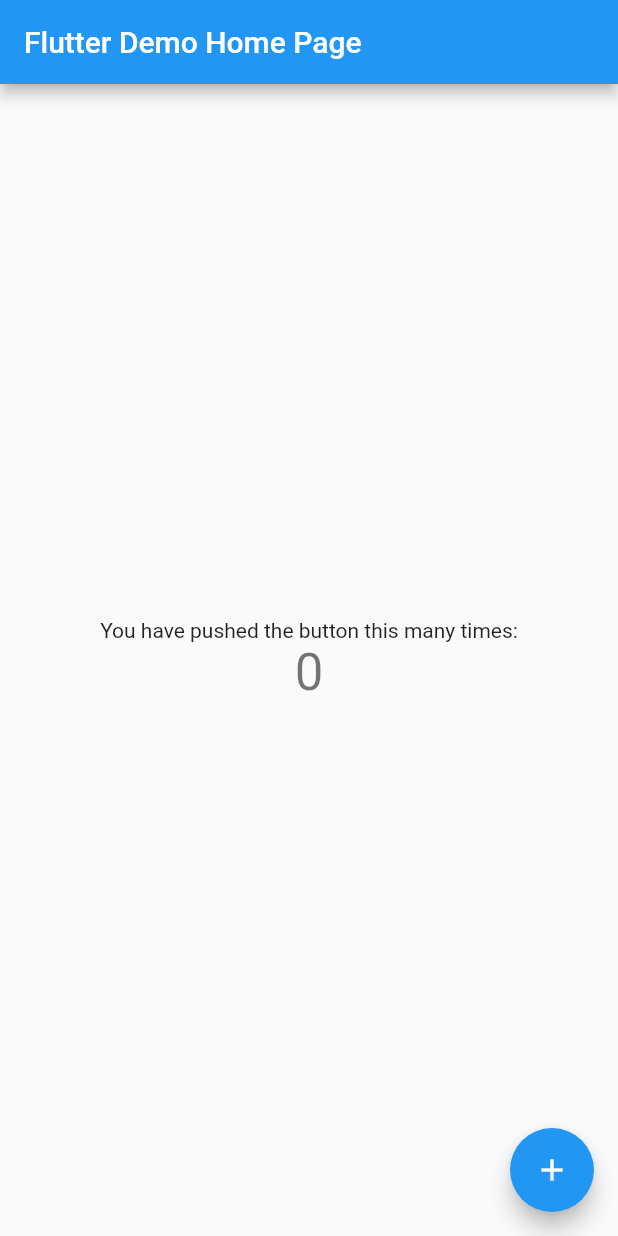
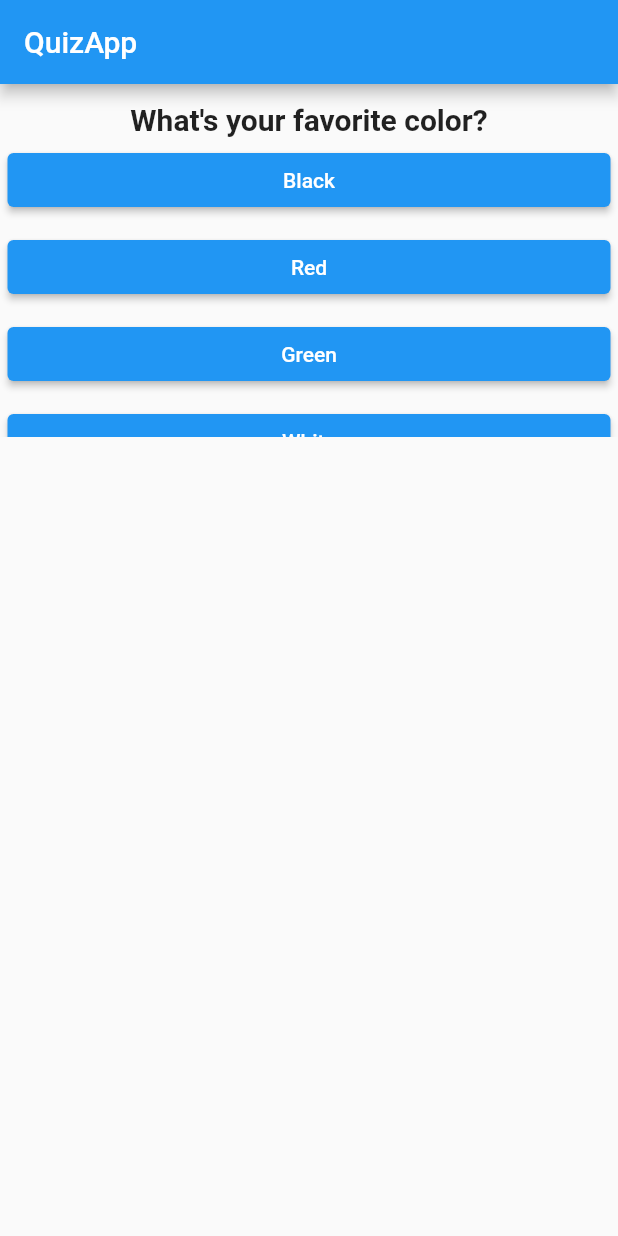
Before and after one commit to kamelelrefaie/quizapp, a Flutter app: the screen it shows after launch, on a phone screen of 412 x 824 dp. Run offline on Flutter 3.47's test engine with Material 2 defaults, Android fonts, the phone set to English and light mode, and no system bars; missing offline and left inert: dart:ffi.

Commit message:
working on solving some errors

```diff
--- /dev/null
+++ b/lib/answer.dart
@@ -0,0 +1,14 @@
+import 'package:flutter/material.dart';
+
+class Answer extends StatelessWidget {
+  final String answer;
+  final VoidCallback onAnswerPressed;
+  const Answer({super.key, required this.answer,required this.onAnswerPressed});
+  @override
+  Widget build(BuildContext context) {
+    return Container(
+        margin: const EdgeInsets.all(5),
+        width: double.infinity,
+        child: ElevatedButton(onPressed: onAnswerPressed, child: Text(answer)));
+  }
+}
--- a/lib/main.dart
+++ b/lib/main.dart
@@ -1,4 +1,7 @@
+import 'dart:ffi';
+
 import 'package:flutter/material.dart';
+import 'package:quizapp/answer.dart';
 
 void main() {
   runApp(const MyApp());
@@ -7,109 +10,106 @@ void main() {
 class MyApp extends StatelessWidget {
   const MyApp({super.key});
 
-  // This widget is the root of your application.
   @override
   Widget build(BuildContext context) {
     return MaterialApp(
       title: 'Flutter Demo',
       theme: ThemeData(
-        // This is the theme of your application.
-        //
-        // Try running your application with "flutter run". You'll see the
-        // application has a blue toolbar. Then, without quitting the app, try
-        // changing the primarySwatch below to Colors.green and then invoke
-        // "hot reload" (press "r" in the console where you ran "flutter run",
-        // or simply save your changes to "hot reload" in a Flutter IDE).
-        // Notice that the counter didn't reset back to zero; the application
-        // is not restarted.
         primarySwatch: Colors.blue,
       ),
-      home: const MyHomePage(title: 'Flutter Demo Home Page'),
+      home: MyHomePage(),
     );
   }
 }
 
 class MyHomePage extends StatefulWidget {
-  const MyHomePage({super.key, required this.title});
-
-  // This widget is the home page of your application. It is stateful, meaning
-  // that it has a State object (defined below) that contains fields that affect
-  // how it looks.
-
-  // This class is the configuration for the state. It holds the values (in this
-  // case the title) provided by the parent (in this case the App widget) and
-  // used by the build method of the State. Fields in a Widget subclass are
-  // always marked "final".
-
-  final String title;
-
   @override
   State<MyHomePage> createState() => _MyHomePageState();
 }
 
 class _MyHomePageState extends State<MyHomePage> {
-  int _counter = 0;
+  final _questions = const [
+    {
+      'questionText': 'What\'s your favorite color?',
+      'answers': [
+        {'text': 'Black', 'score': 10},
+        {'text': 'Red', 'score': 5},
+        {'text': 'Green', 'score': 3},
+        {'text': 'White', 'score': 1},
+      ],
+    },
+    {
+      'questionText': 'What\'s your favorite animal?',
+      'answers': [
+        {'text': 'Rabbit', 'score': 3},
+        {'text': 'Snake', 'score': 11},
+        {'text': 'Elephant', 'score': 5},
+        {'text': 'Lion', 'score': 9},
+      ],
+    },
+    {
+      'questionText': 'Who\'s your favorite instructor?',
+      'answers': [
+        {'text': 'Kamel', 'score': 1},
+        {'text': 'Max', 'score': 2},
+        {'text': 'Ahmed', 'score': 3},
+        {'text': 'Ola', 'score': 4},
+      ],
+    },
+  ];
 
-  void _incrementCounter() {
+  int counter = 0;
+  int _score = 0;
+
+  void _increaseCounter() {
     setState(() {
-      // This call to setState tells the Flutter framework that something has
-      // changed in this State, which causes it to rerun the build method below
-      // so that the display can reflect the updated values. If we changed
-      // _counter without calling setState(), then the build method would not be
-      // called again, and so nothing would appear to happen.
-      _counter++;
+      counter += 1;
     });
+  }
+
+  void onAnswerPressed(int score) {
+    _score += score;
+    _increaseCounter();
   }
 
   @override
   Widget build(BuildContext context) {
-    // This method is rerun every time setState is called, for instance as done
-    // by the _incrementCounter method above.
-    //
-    // The Flutter framework has been optimized to make rerunning build methods
-    // fast, so that you can just rebuild anything that needs updating rather
-    // than having to individually change instances of widgets.
     return Scaffold(
       appBar: AppBar(
-        // Here we take the value from the MyHomePage object that was created by
-        // the App.build method, and use it to set our appbar title.
-        title: Text(widget.title),
+        title: const Text("QuizApp"),
       ),
-      body: Center(
-        // Center is a layout widget. It takes a single child and positions it
-        // in the middle of the parent.
+      body: Container(
+        margin: const EdgeInsets.only(top: 12),
+        width: double.infinity,
         child: Column(
-          // Column is also a layout widget. It takes a list of children and
-          // arranges them vertically. By default, it sizes itself to fit its
-          // children horizontally, and tries to be as tall as its parent.
-          //
-          // Invoke "debug painting" (press "p" in the console, choose the
-          // "Toggle Debug Paint" action from the Flutter Inspector in Android
-          // Studio, or the "Toggle Debug Paint" command in Visual Studio Code)
-          // to see the wireframe for each widget.
-          //
-          // Column has various properties to control how it sizes itself and
-          // how it positions its children. Here we use mainAxisAlignment to
-          // center the children vertically; the main axis here is the vertical
-          // axis because Columns are vertical (the cross axis would be
-          // horizontal).
-          mainAxisAlignment: MainAxisAlignment.center,
-          children: <Widget>[
-            const Text(
-              'You have pushed the button this many times:',
+          crossAxisAlignment: CrossAxisAlignment.center,
+          children: [
+            Text(
+              (_questions[counter])["questionText"] as String,
+              style: const TextStyle(fontWeight: FontWeight.bold, fontSize: 20),
             ),
-            Text(
-              '$_counter',
-              style: Theme.of(context).textTheme.headline4,
-            ),
+            Container(
+              height: 200,
+              child: ListView.builder(
+                itemCount: ((_questions[counter])["answers"]
+                        as List<Map<String, Object>>)
+                    .length,
+                itemBuilder: (context, index) {
+                  return Answer(
+                      onAnswerPressed: () {
+                       onAnswerPressed( ((_questions[counter])["answers"]
+                       as List<Map<String, Object>>)[index]["score"]
+                       as int);
+                      },
+                      answer: ((_questions[counter])["answers"]
+                              as List<Map<String, Object>>)[index]["text"]
+                          as String);
+                },
+              ),
+            )
           ],
         ),
       ),
-      floatingActionButton: FloatingActionButton(
-        onPressed: _incrementCounter,
-        tooltip: 'Increment',
-        child: const Icon(Icons.add),
-      ), // This trailing comma makes auto-formatting nicer for build methods.
     );
   }
 }
```
